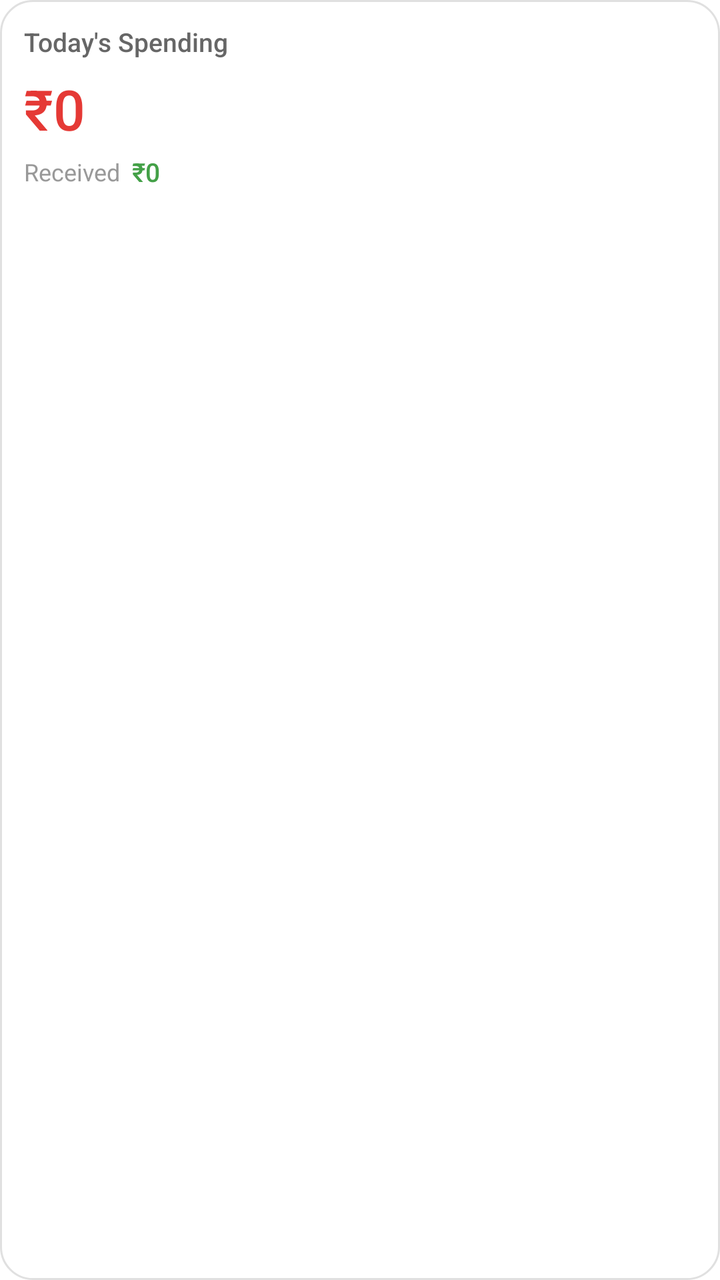
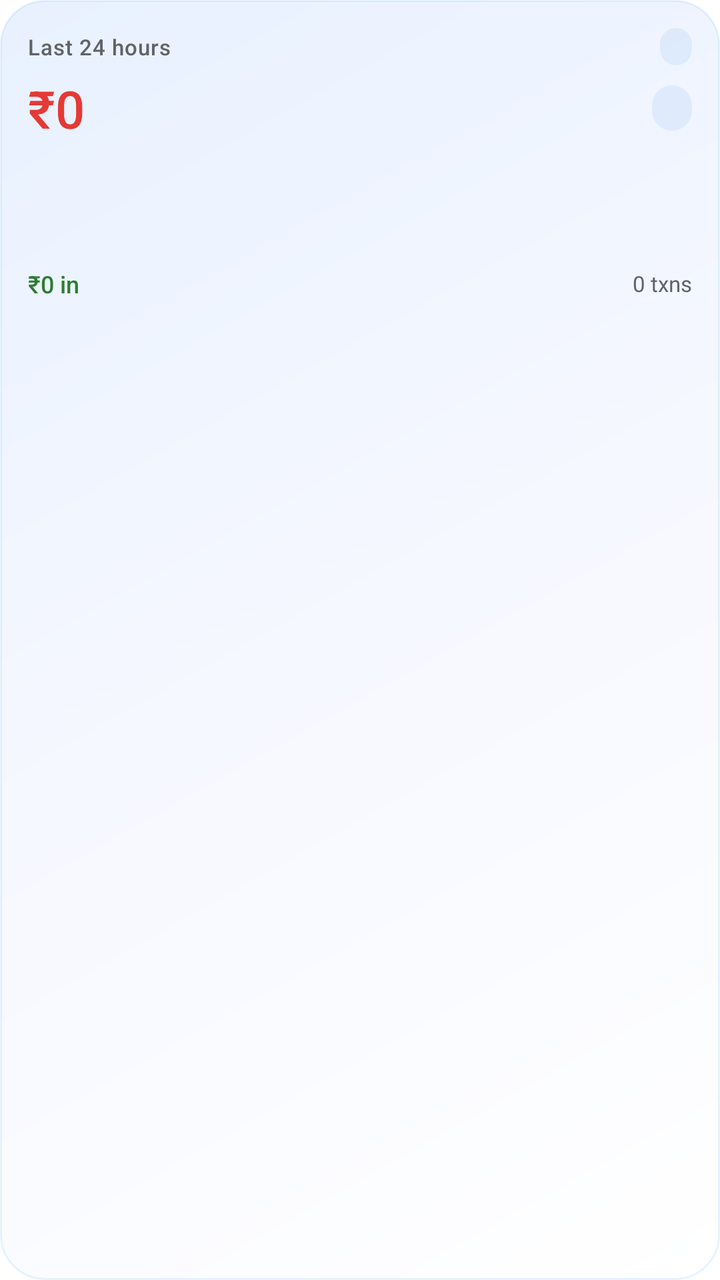

Screens rendered from an Android XML layout before and after an edit, with the pre-edit source and the edit as a unified diff.
<!-- AndroidManifest.xml: fallback theme Theme.MaterialComponents.DayNight.NoActionBar -->
<!-- res/layout/spending_widget_layout.xml -->
<?xml version="1.0" encoding="utf-8"?>
<LinearLayout xmlns:android="http://schemas.android.com/apk/res/android"
    android:id="@+id/widget_root"
    android:layout_width="match_parent"
    android:layout_height="match_parent"
    android:orientation="vertical"
    android:padding="12dp"
    android:background="@drawable/widget_background">

    <LinearLayout
        android:layout_width="match_parent"
        android:layout_height="wrap_content"
        android:orientation="horizontal"
        android:gravity="center_vertical">

        <TextView
            android:layout_width="0dp"
            android:layout_height="wrap_content"
            android:layout_weight="1"
            android:text="Today's Spending"
            android:textSize="13sp"
            android:textColor="#666666"
            android:fontFamily="sans-serif-medium" />

        <TextView
            android:id="@+id/widget_date"
            android:layout_width="wrap_content"
            android:layout_height="wrap_content"
            android:textSize="11sp"
            android:textColor="#999999" />
    </LinearLayout>

    <TextView
        android:id="@+id/widget_spent"
        android:layout_width="match_parent"
        android:layout_height="wrap_content"
        android:layout_marginTop="6dp"
        android:textSize="28sp"
        android:textColor="#E53935"
        android:fontFamily="sans-serif-medium"
        android:text="₹0" />

    <LinearLayout
        android:layout_width="match_parent"
        android:layout_height="wrap_content"
        android:layout_marginTop="4dp"
        android:orientation="horizontal"
        android:gravity="center_vertical">

        <TextView
            android:layout_width="wrap_content"
            android:layout_height="wrap_content"
            android:text="Received  "
            android:textSize="12sp"
            android:textColor="#999999" />

        <TextView
            android:id="@+id/widget_received"
            android:layout_width="wrap_content"
            android:layout_height="wrap_content"
            android:textSize="13sp"
            android:textColor="#43A047"
            android:fontFamily="sans-serif-medium"
            android:text="₹0" />

        <View
            android:layout_width="0dp"
            android:layout_height="0dp"
            android:layout_weight="1" />

        <TextView
            android:id="@+id/widget_count"
            android:layout_width="wrap_content"
            android:layout_height="wrap_content"
            android:textSize="11sp"
            android:textColor="#999999" />
    </LinearLayout>

</LinearLayout>
<!-- resources referenced by this layout -->
<resources>
  <!-- drawable widget_background (drawable) -->
  <?xml version="1.0" encoding="utf-8"?>
  <shape xmlns:android="http://schemas.android.com/apk/res/android"
      android:shape="rectangle">
      <solid android:color="#FFFFFF" />
      <corners android:radius="16dp" />
      <stroke
          android:width="1dp"
          android:color="#E0E0E0" />
  </shape>
</resources>

<!-- the commit's change to res/layout/spending_widget_layout.xml (unified diff, before → after) -->
@@ -4,9 +4,10 @@
     android:layout_width="match_parent"
     android:layout_height="match_parent"
     android:orientation="vertical"
-    android:padding="12dp"
+    android:padding="14dp"
     android:background="@drawable/widget_background">
 
+    
     <LinearLayout
         android:layout_width="match_parent"
         android:layout_height="wrap_content"
@@ -14,54 +15,95 @@
         android:gravity="center_vertical">
 
         <TextView
+            android:id="@+id/widget_subtitle"
+            android:layout_width="wrap_content"
+            android:layout_height="wrap_content"
+            android:text="Last 24 hours"
+            android:textSize="11sp"
+            android:textColor="#5F6368"
+            android:fontFamily="sans-serif-medium"
+            android:letterSpacing="0.03"
+            android:textAllCaps="false" />
+
+        <View
             android:layout_width="0dp"
-            android:layout_height="wrap_content"
-            android:layout_weight="1"
-            android:text="Today's Spending"
-            android:textSize="13sp"
-            android:textColor="#666666"
-            android:fontFamily="sans-serif-medium" />
+            android:layout_height="0dp"
+            android:layout_weight="1" />
 
         <TextView
             android:id="@+id/widget_date"
             android:layout_width="wrap_content"
             android:layout_height="wrap_content"
             android:textSize="11sp"
-            android:textColor="#999999" />
+            android:textColor="#5F6368"
+            android:background="@drawable/widget_chip_bg"
+            android:paddingLeft="8dp"
+            android:paddingRight="8dp"
+            android:paddingTop="2dp"
+            android:paddingBottom="2dp" />
     </LinearLayout>
 
-    <TextView
-        android:id="@+id/widget_spent"
+    
+    <LinearLayout
+        android:layout_width="match_parent"
+        android:layout_height="wrap_content"
+        android:orientation="horizontal"
+        android:layout_marginTop="4dp"
+        android:gravity="center_vertical">
+
+        <TextView
+            android:id="@+id/widget_spent"
+            android:layout_width="wrap_content"
+            android:layout_height="wrap_content"
+            android:textSize="26sp"
+            android:textColor="#E53935"
+            android:fontFamily="sans-serif-medium"
+            android:text="₹0" />
+
+        <View
+            android:layout_width="0dp"
+            android:layout_height="0dp"
+            android:layout_weight="1" />
+
+        <TextView
+            android:id="@+id/widget_trend"
+            android:layout_width="wrap_content"
+            android:layout_height="wrap_content"
+            android:textSize="11sp"
+            android:fontFamily="sans-serif-medium"
+            android:paddingLeft="10dp"
+            android:paddingRight="10dp"
+            android:paddingTop="4dp"
+            android:paddingBottom="4dp"
+            android:background="@drawable/widget_chip_bg"
+            android:text="" />
+    </LinearLayout>
+
+    
+    <ImageView
+        android:id="@+id/widget_spark"
+        android:layout_width="match_parent"
+        android:layout_height="48dp"
+        android:layout_marginTop="8dp"
+        android:scaleType="fitXY"
+        android:contentDescription="7 day spending sparkline" />
+
+    
+    <LinearLayout
         android:layout_width="match_parent"
         android:layout_height="wrap_content"
         android:layout_marginTop="6dp"
-        android:textSize="28sp"
-        android:textColor="#E53935"
-        android:fontFamily="sans-serif-medium"
-        android:text="₹0" />
-
-    <LinearLayout
-        android:layout_width="match_parent"
-        android:layout_height="wrap_content"
-        android:layout_marginTop="4dp"
         android:orientation="horizontal"
         android:gravity="center_vertical">
-
-        <TextView
-            android:layout_width="wrap_content"
-            android:layout_height="wrap_content"
-            android:text="Received  "
-            android:textSize="12sp"
-            android:textColor="#999999" />
 
         <TextView
             android:id="@+id/widget_received"
             android:layout_width="wrap_content"
             android:layout_height="wrap_content"
-            android:textSize="13sp"
-            android:textColor="#43A047"
+            android:textSize="12sp"
+            android:textColor="#2E7D32"
             android:fontFamily="sans-serif-medium"
-            android:text="₹0" />
+            android:text="₹0 in" />
 
         <View
             android:layout_width="0dp"
@@ -73,7 +115,8 @@
             android:layout_width="wrap_content"
             android:layout_height="wrap_content"
             android:textSize="11sp"
-            android:textColor="#999999" />
+            android:textColor="#5F6368"
+            android:text="0 txns" />
     </LinearLayout>
 
 </LinearLayout>
<!-- resource entries referenced after the edit -->
@@ -4,11 +4,23 @@
   <?xml version="1.0" encoding="utf-8"?>
   <shape xmlns:android="http://schemas.android.com/apk/res/android"
       android:shape="rectangle">
-      <solid android:color="#FFFFFF" />
-      <corners android:radius="16dp" />
+      <gradient
+          android:angle="135"
+          android:startColor="#FFFFFFFF"
+          android:centerColor="#FFF6F8FF"
+          android:endColor="#FFE8F1FF"
+          android:type="linear" />
+      <corners android:radius="22dp" />
       <stroke
           android:width="1dp"
-          android:color="#E0E0E0" />
+          android:color="#1A1E88E5" />
+  </shape>
+  <!-- drawable widget_chip_bg (drawable) -->
+  <?xml version="1.0" encoding="utf-8"?>
+  <shape xmlns:android="http://schemas.android.com/apk/res/android"
+      android:shape="rectangle">
+      <solid android:color="#141976D2" />
+      <corners android:radius="999dp" />
   </shape>
 </resources>
 
